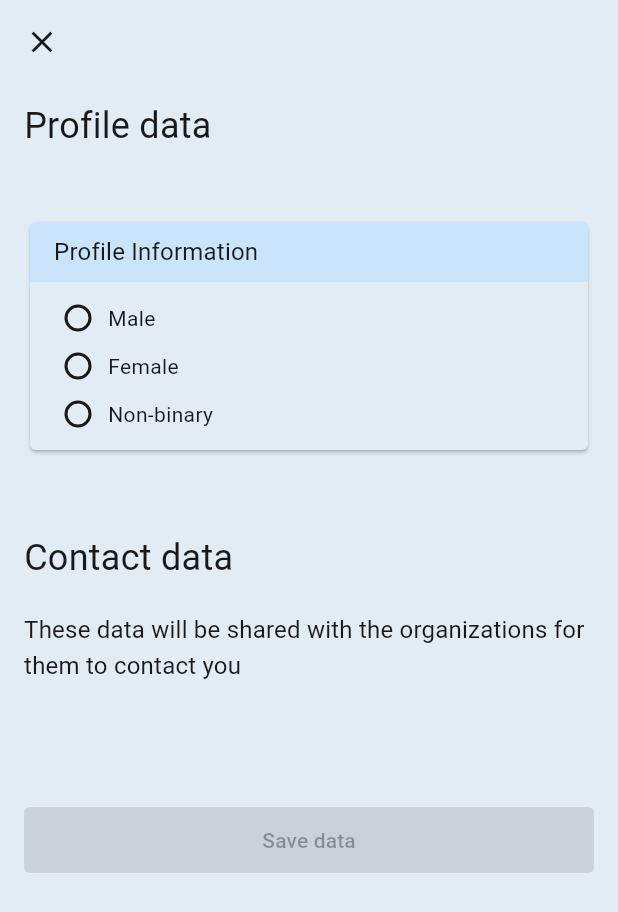
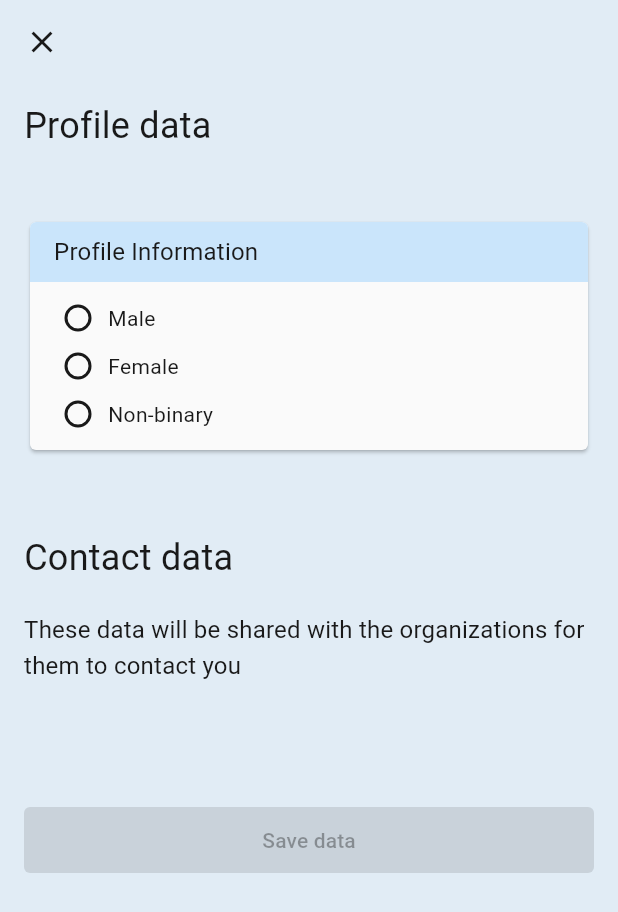
Before and after one commit to ImNotGone/TP_DAMM, a Flutter app: the ProfileEditScreen screen opened by its route, on a phone screen of 412 x 824 dp. Shown: the top 912 px of the screen. Run offline on Flutter 3.47's test engine with Material 3 defaults, Android fonts, the phone set to English and light mode, and no system bars; our stand-ins replace cloud_firestore, firebase_auth, firebase_core, firebase_storage, flutter_hooks, flutter_markdown and 7 more; accounts and stored records are empty; generated files the repository leaves out were written again.

Commit message:
ref: change card background color

```diff
--- a/lib/shared/cells/cards/blue_header_card.dart
+++ b/lib/shared/cells/cards/blue_header_card.dart
@@ -13,6 +13,8 @@ class BlueHeaderCard extends StatelessWidget {
   @override
   Widget build(BuildContext context) {
     return Card(
+      // TODO: neutralSwatch 10?
+      color: const Color(0xFFFAFAFA),
       shape: RoundedRectangleBorder(
         borderRadius: BorderRadius.circular(4),
       ),
```
